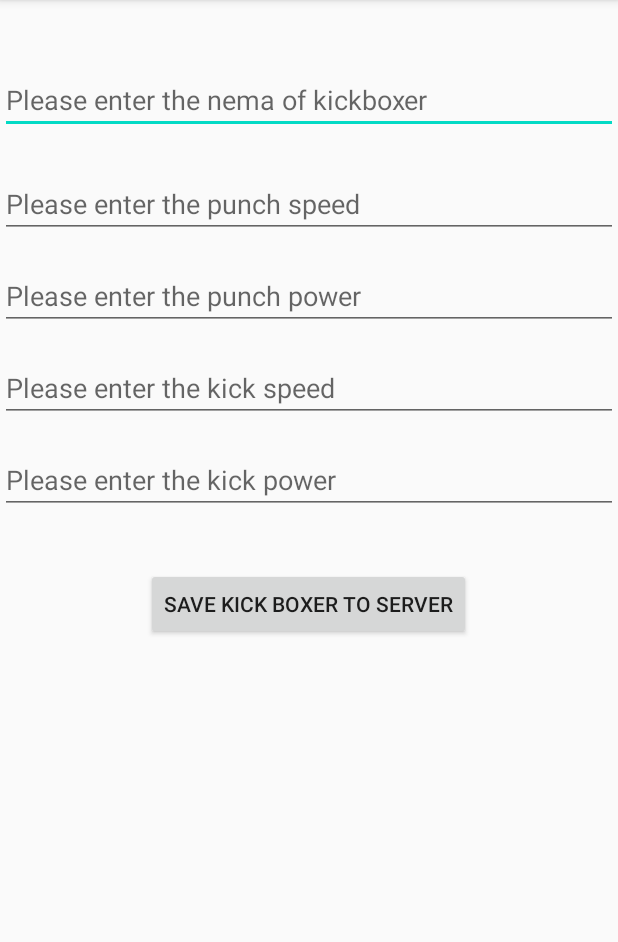
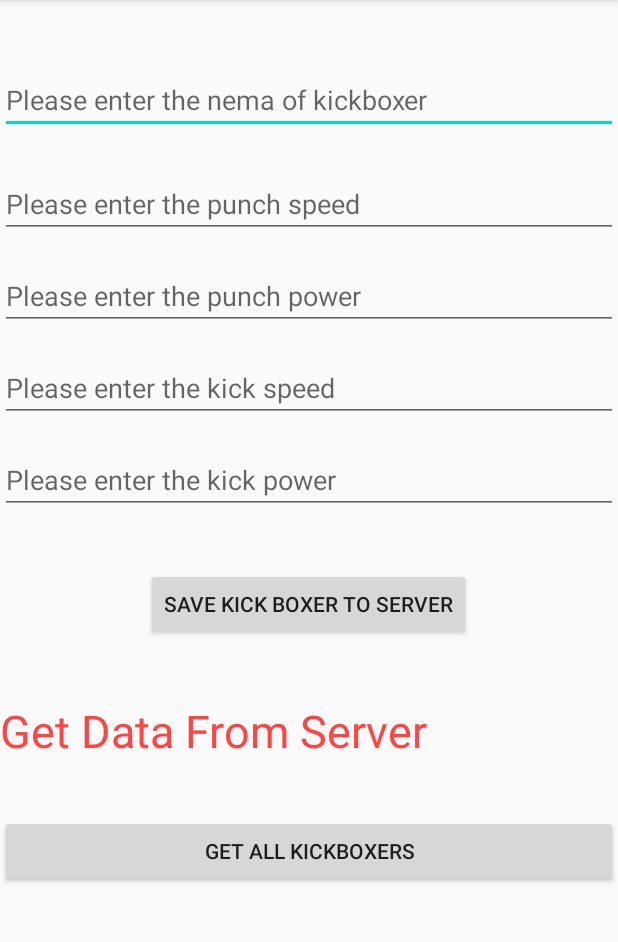
Before and after one commit to L4zarevic/InstagramClone, an Android app: the screen it shows after launch (SignUp), on a phone screen of 412 x 824 dp, the part 84-1026 px from its top. Run offline under Robolectric (Android 15) with nearby library versions, the phone set to English and light mode, and no system bars; libraries missing offline, so code that uses them is left out: com.parse, com.shashank.sony; 1 statement that could not run was skipped.

Commit message:
Get Data From Parse Server

```diff
--- a/app/src/main/java/com/example/instagramclone/SignUp.java
+++ b/app/src/main/java/com/example/instagramclone/SignUp.java
@@ -6,17 +6,26 @@ import android.os.Bundle;
 import android.view.View;
 import android.widget.Button;
 import android.widget.EditText;
+import android.widget.TextView;
 import android.widget.Toast;
 
+import com.parse.FindCallback;
+import com.parse.GetCallback;
 import com.parse.ParseException;
 import com.parse.ParseObject;
+import com.parse.ParseQuery;
 import com.parse.SaveCallback;
 import com.shashank.sony.fancytoastlib.FancyToast;
+
+import java.util.List;
 
 public class SignUp extends AppCompatActivity implements View.OnClickListener {
 
     private Button btnSave;
     private EditText edtName, edtPunchSpeed, edtPunchPower, edtKickSpeed, edtKickPower;
+    private TextView txtGetData;
+    private Button btnGetAllData;
+    private String allKickBoxers;
 
     @Override
     protected void onCreate(Bundle savedInstanceState) {
@@ -31,6 +40,48 @@ public class SignUp extends AppCompatActivity implements View.OnClickListener {
         edtPunchPower = findViewById(R.id.edtPunchPower);
         edtKickSpeed = findViewById(R.id.edtKickSpeed);
         edtKickPower = findViewById(R.id.edtKickPower);
+
+        btnGetAllData = findViewById(R.id.btnGetAllData);
+        txtGetData = findViewById(R.id.txtGetData);
+        txtGetData.setOnClickListener(new View.OnClickListener() {
+            @Override
+            public void onClick(View v) {
+                ParseQuery<ParseObject> parseQuery = ParseQuery.getQuery("KickBoxer");
+                parseQuery.getInBackground("xk2FtSyDDB", new GetCallback<ParseObject>() {
+                    @Override
+                    public void done(ParseObject object, ParseException e) {
+
+                        if (object != null && e == null) {
+                            txtGetData.setText(object.get("name") + "-" + "Punch Power: " + object.get("punchPower"));
+                        }
+                    }
+                });
+            }
+        });
+
+        btnGetAllData.setOnClickListener(new View.OnClickListener() {
+            @Override
+            public void onClick(View v) {
+                allKickBoxers = "";
+                ParseQuery<ParseObject> queryAll = ParseQuery.getQuery("KickBoxer");
+                queryAll.findInBackground(new FindCallback<ParseObject>() {
+                    @Override
+                    public void done(List<ParseObject> objects, ParseException e) {
+                        if (e == null) {
+                            if (objects.size() > 0) {
+                                for (ParseObject kickBoxer : objects) {
+                                    allKickBoxers = allKickBoxers + kickBoxer.get("name") + "\n";
+                                }
+
+                                FancyToast.makeText(SignUp.this, allKickBoxers, FancyToast.LENGTH_LONG, FancyToast.SUCCESS, true).show();
+                            } else {
+                                FancyToast.makeText(SignUp.this, "Not succes", FancyToast.LENGTH_LONG, FancyToast.ERROR, true).show();
+                            }
+                        }
+                    }
+                });
+            }
+        });
 
     }
 
--- a/app/src/main/res/layout/activity_main.xml
+++ b/app/src/main/res/layout/activity_main.xml
@@ -76,4 +76,27 @@
         app:layout_constraintHorizontal_bias="0.498"
         app:layout_constraintStart_toStartOf="parent"
         app:layout_constraintTop_toBottomOf="@+id/edtKickPower" />
+
+    <TextView
+        android:id="@+id/txtGetData"
+        android:layout_width="0dp"
+        android:layout_height="wrap_content"
+        android:layout_marginTop="40dp"
+        android:text="Get Data From Server"
+        android:textColor="@android:color/holo_red_light"
+        android:textSize="30sp"
+        app:layout_constraintEnd_toEndOf="parent"
+        app:layout_constraintHorizontal_bias="0.0"
+        app:layout_constraintStart_toStartOf="parent"
+        app:layout_constraintTop_toBottomOf="@+id/btnSave" />
+
+    <Button
+        android:id="@+id/btnGetAllData"
+        android:layout_width="0dp"
+        android:layout_height="wrap_content"
+        android:layout_marginTop="36dp"
+        android:text="Get All KickBoxers"
+        app:layout_constraintEnd_toEndOf="parent"
+        app:layout_constraintStart_toStartOf="parent"
+        app:layout_constraintTop_toBottomOf="@+id/txtGetData" />
 </androidx.constraintlayout.widget.ConstraintLayout>
```
